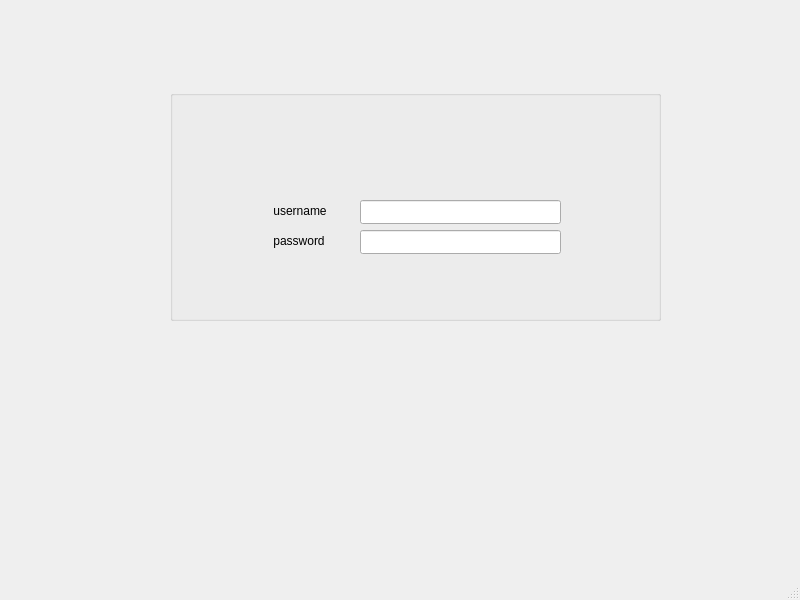
jelisavetagavrilovic/kOrganizify, file kOrganizify/src/mainwindow.ui: the form before one commit.
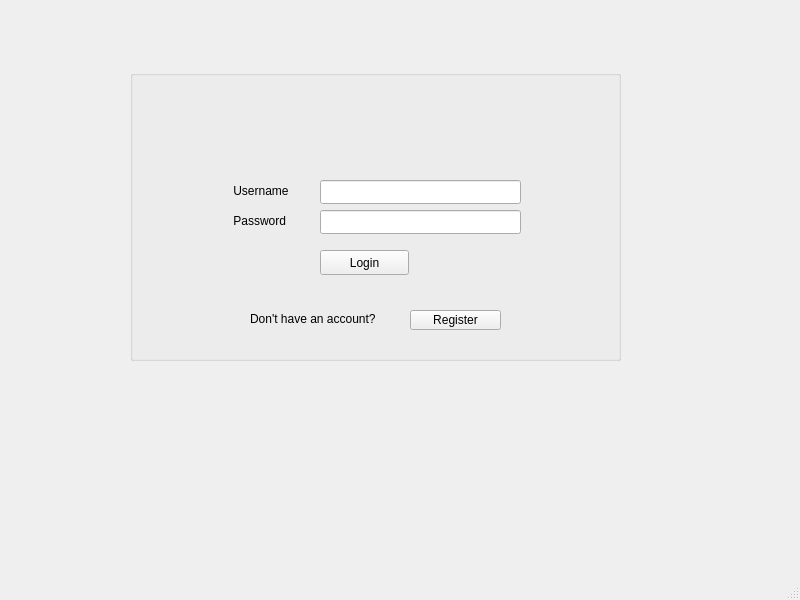
The form after the commit.

What changed in the file:
```diff
--- a/kOrganizify/src/mainwindow.ui
+++ b/kOrganizify/src/mainwindow.ui
@@ -17,10 +17,10 @@
    <widget class="QGroupBox" name="groupBox">
     <property name="geometry">
      <rect>
-      <x>170</x>
-      <y>90</y>
+      <x>130</x>
+      <y>70</y>
       <width>491</width>
-      <height>231</height>
+      <height>291</height>
      </rect>
     </property>
     <property name="title">
@@ -42,7 +42,7 @@
       <bool>false</bool>
      </property>
      <property name="text">
-      <string> username</string>
+      <string> Username</string>
      </property>
     </widget>
     <widget class="QLabel" name="lbl2">
@@ -55,7 +55,7 @@
       </rect>
      </property>
      <property name="text">
-      <string> password</string>
+      <string> Password</string>
      </property>
     </widget>
     <widget class="QLineEdit" name="lineEdit">
@@ -78,6 +78,45 @@
       </rect>
      </property>
     </widget>
+    <widget class="QPushButton" name="pbtnLogin">
+     <property name="geometry">
+      <rect>
+       <x>190</x>
+       <y>180</y>
+       <width>89</width>
+       <height>25</height>
+      </rect>
+     </property>
+     <property name="text">
+      <string>Login</string>
+     </property>
+    </widget>
+    <widget class="QLabel" name="lblRegister">
+     <property name="geometry">
+      <rect>
+       <x>120</x>
+       <y>240</y>
+       <width>161</width>
+       <height>17</height>
+      </rect>
+     </property>
+     <property name="text">
+      <string>Don't have an account?</string>
+     </property>
+    </widget>
+    <widget class="QPushButton" name="pbtnRegister">
+     <property name="geometry">
+      <rect>
+       <x>280</x>
+       <y>240</y>
+       <width>91</width>
+       <height>20</height>
+      </rect>
+     </property>
+     <property name="text">
+      <string>Register</string>
+     </property>
+    </widget>
    </widget>
   </widget>
   <widget class="QMenuBar" name="menubar">
```
Left out of the diff: 12 changed lines with no effect on the pictures.
